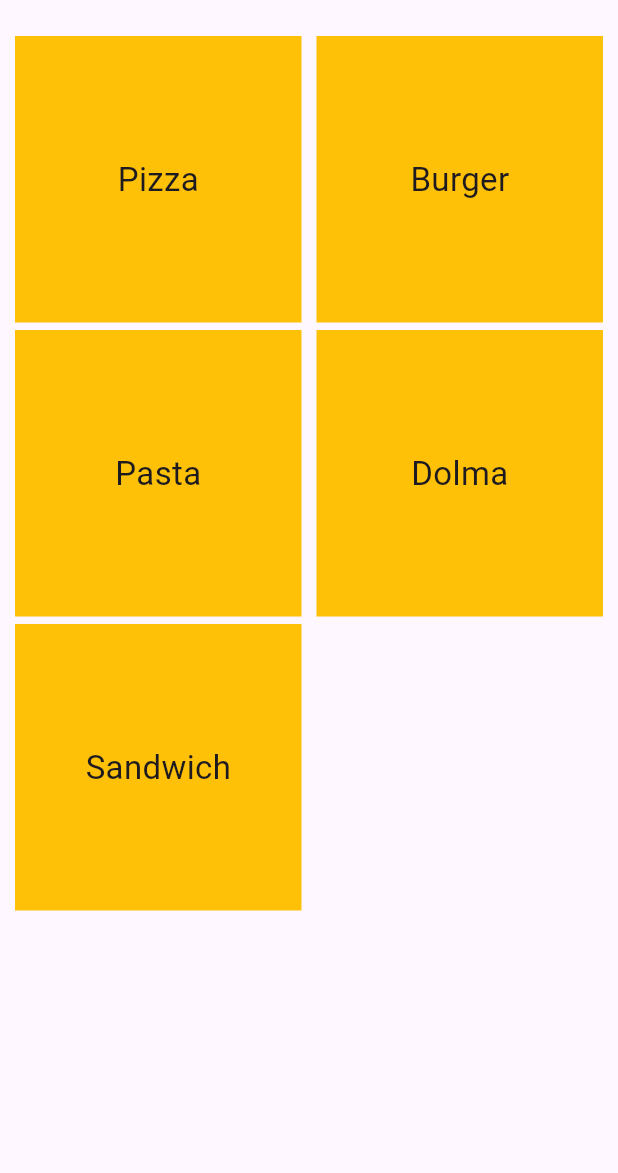
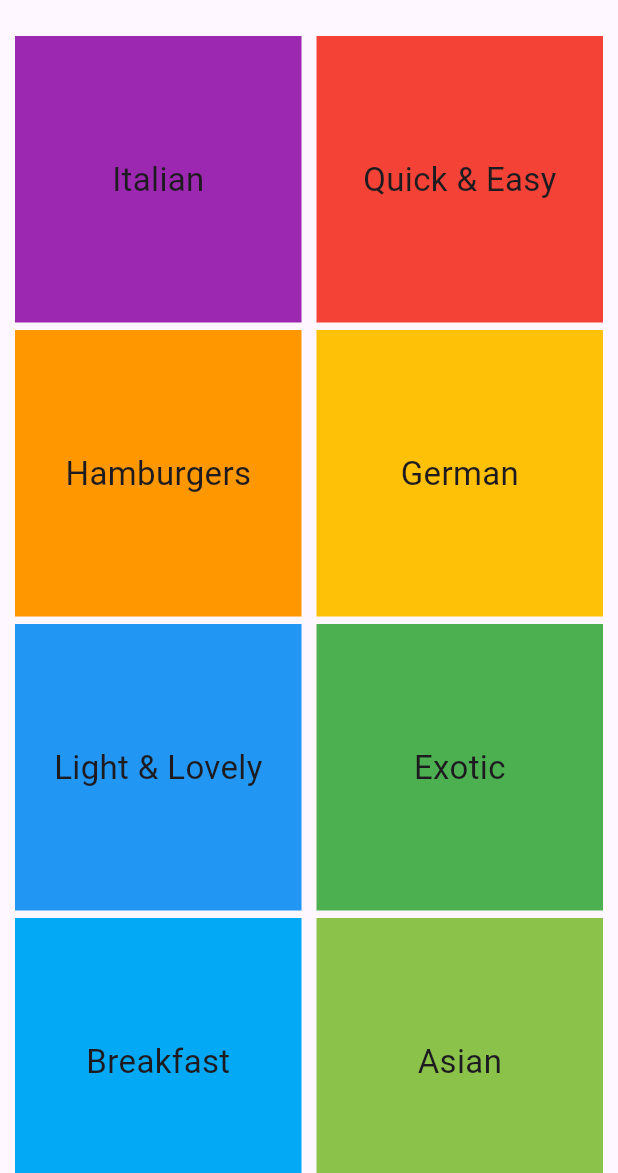
Before and after one commit to BawarX/KNU-Project, a Flutter app: the screen it shows after launch, on a phone screen of 412 x 824 dp, the part 63-1236 px from its top. Run offline on Flutter 3.47's test engine with Material 3 defaults, Android fonts, the phone set to English and light mode, and no system bars.

Commit message:
lesson two finished

```diff
--- a/recipie_app/lib/data/dummy_data.dart
+++ b/recipie_app/lib/data/dummy_data.dart
@@ -2,9 +2,54 @@ import 'package:flutter/material.dart';
 import 'package:recipie_app/model/category.dart';
 
 const dummy_categories = [
-  Category(id: '1', title: 'Pizza', color: Colors.yellow),
-  Category(id: '2', title: 'Burger', color: Colors.yellow),
-  Category(id: '3', title: 'Pasta', color: Colors.yellow),
-  Category(id: '4', title: 'Dolma', color: Colors.yellow),
-  Category(id: '5', title: 'Sandwich', color: Colors.yellow),
+  Category(
+    id: 'c1',
+    title: 'Italian',
+    color: Colors.purple,
+  ),
+  Category(
+    id: 'c2',
+    title: 'Quick & Easy',
+    color: Colors.red,
+  ),
+  Category(
+    id: 'c3',
+    title: 'Hamburgers',
+    color: Colors.orange,
+  ),
+  Category(
+    id: 'c4',
+    title: 'German',
+    color: Colors.amber,
+  ),
+  Category(
+    id: 'c5',
+    title: 'Light & Lovely',
+    color: Colors.blue,
+  ),
+  Category(
+    id: 'c6',
+    title: 'Exotic',
+    color: Colors.green,
+  ),
+  Category(
+    id: 'c7',
+    title: 'Breakfast',
+    color: Colors.lightBlue,
+  ),
+  Category(
+    id: 'c8',
+    title: 'Asian',
+    color: Colors.lightGreen,
+  ),
+  Category(
+    id: 'c9',
+    title: 'French',
+    color: Colors.pink,
+  ),
+  Category(
+    id: 'c10',
+    title: 'Summer',
+    color: Colors.teal,
+  ),
 ];
--- a/recipie_app/lib/main.dart
+++ b/recipie_app/lib/main.dart
@@ -1,5 +1,6 @@
 import 'package:flutter/material.dart';
 import 'package:recipie_app/screen/categories_screen.dart';
+import 'package:recipie_app/screen/category_meals_screen.dart';
 
 void main() {
   runApp(const MyApp());
--- a/recipie_app/lib/screen/categories_screen.dart
+++ b/recipie_app/lib/screen/categories_screen.dart
@@ -1,5 +1,6 @@
 import 'package:flutter/material.dart';
 import 'package:recipie_app/data/dummy_data.dart';
+import 'package:recipie_app/screen/category_meals_screen.dart';
 
 class CategoriesScreen extends StatelessWidget {
   const CategoriesScreen({super.key});
@@ -20,31 +21,29 @@ class CategoriesScreen extends StatelessWidget {
         itemCount: dummy_categories.length,
         itemBuilder: (context, index) {
           final category = dummy_categories[index];
-          return CategoryItem(
-            title: category.title,
+          return GestureDetector(
+            onTap: () {
+              Navigator.of(context).push(
+                MaterialPageRoute(
+                  builder: (context) => CategoryMealsScreen(
+                    categoryId: category.id,
+                    categoryTtile: category.title,
+                  ),
+                ),
+              );
+            },
+            child: Container(
+              color: category.color,
+              child: Center(
+                child: Text(
+                  category.title,
+                  style: TextStyle(fontSize: 22),
+                ),
+              ),
+            ),
           );
         },
       ),
     );
   }
 }
-
-class CategoryItem extends StatelessWidget {
-  const CategoryItem({
-    super.key,
-    required this.title,
-  });
-  final String title;
-  @override
-  Widget build(BuildContext context) {
-    return Container(
-      color: Colors.amber,
-      child: Center(
-        child: Text(
-          title,
-          style: TextStyle(fontSize: 22),
-        ),
-      ),
-    );
-  }
-}
```
Also changed, not shown: recipie_app/lib/data/meal_dummy.dart (added, +65 -0 lines), recipie_app/lib/model/meal.dart (added, +19 -0 lines), recipie_app/lib/screen/category_meals_screen.dart (added, +44 -0 lines).
